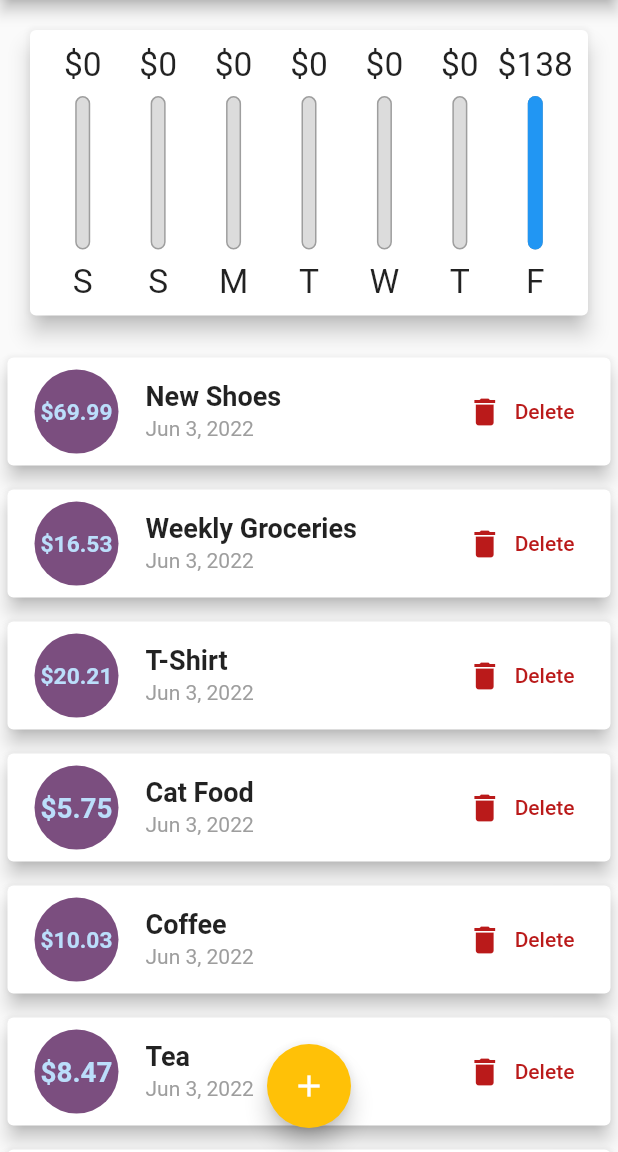
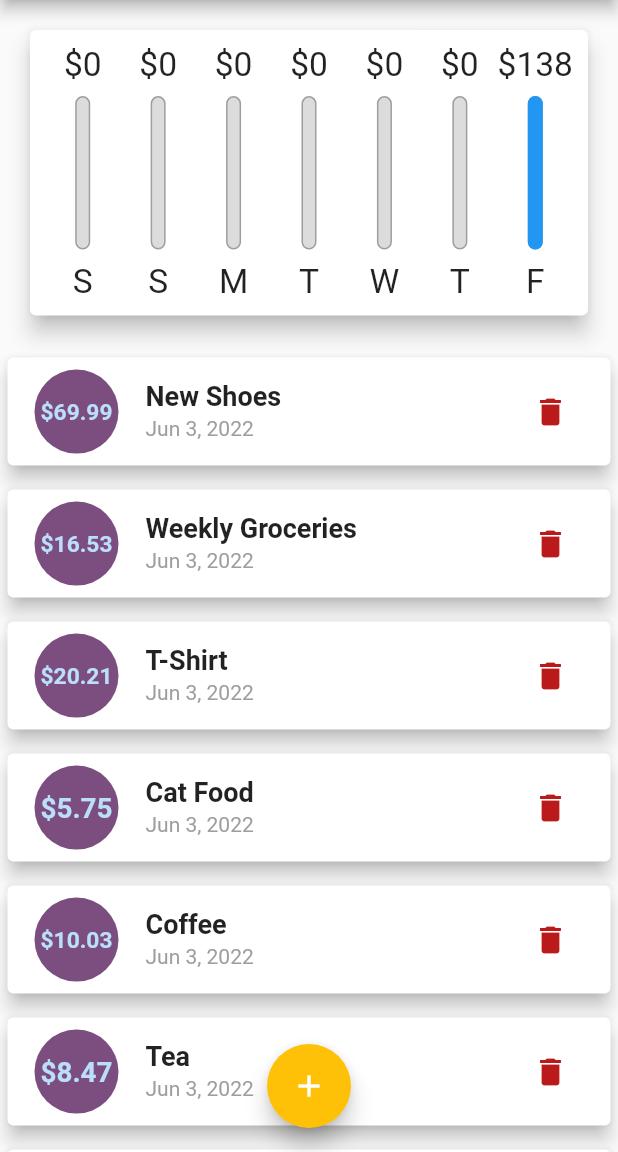
Before and after one commit to polnikovandrey/personal_expenses_app, a Flutter app: the screen it shows after launch, on a phone screen of 412 x 824 dp, the part 84-1236 px from its top. Run offline on Flutter 3.47's test engine with Material 2 defaults, Android fonts, the phone set to English and light mode, and no system bars; Roboto replaces fonts that are missing (OpenSans, Quicksand).

Commit message:
+ respecting the device size (conditionally render a widget depending on the device screen width)

```diff
--- a/lib/widgets/transaction_list.dart
+++ b/lib/widgets/transaction_list.dart
@@ -65,7 +65,7 @@ class TransactionList extends StatelessWidget {
                     transaction.title,
                     style: Theme.of(context).textTheme.headline6,
                   ),
-                  trailing: MediaQuery.of(context).size.width > 360
+                  trailing: MediaQuery.of(context).size.width > 460
                       ? TextButton.icon(
                           onPressed: () => _deleteTransaction(transaction.id),
                           icon: Icon(
```
